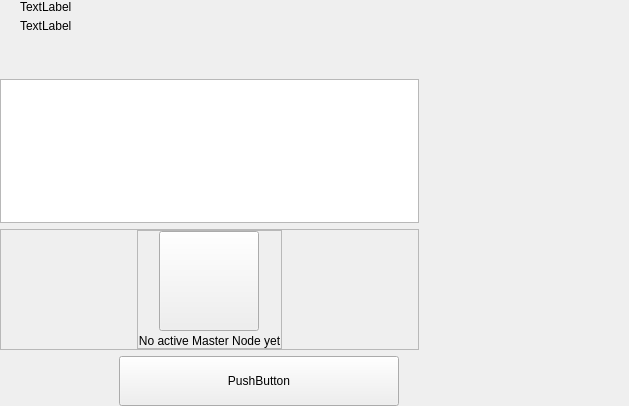
Before: the Qt Designer form src/qt/pny/forms/masternodeswidget.ui in decenomy/PNY, drawn with Qt 5.
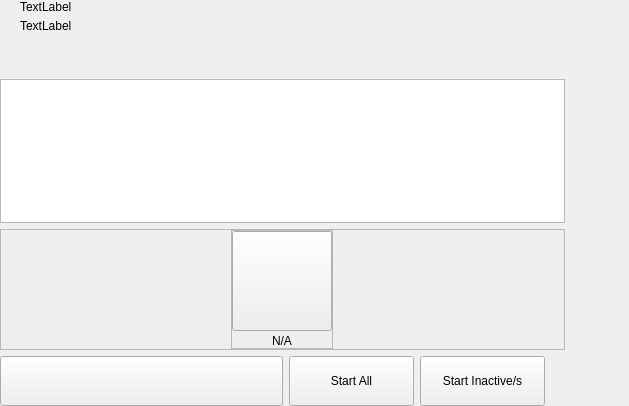
After: the same form once the commit is applied. Custom widgets are drawn as their Qt base class.

What changed in the file:
```diff
--- a/src/qt/pny/forms/masternodeswidget.ui
+++ b/src/qt/pny/forms/masternodeswidget.ui
@@ -223,7 +223,7 @@
                  <string notr="true"/>
                 </property>
                 <property name="text">
-                 <string>No active Master Node yet</string>
+                 <string>N/A</string>
                 </property>
                 <property name="alignment">
                  <set>Qt::AlignCenter</set>
@@ -261,18 +261,44 @@
            <widget class="QPushButton" name="pushButtonSave">
             <property name="minimumSize">
              <size>
-              <width>280</width>
+              <width>283</width>
               <height>50</height>
              </size>
             </property>
             <property name="maximumSize">
              <size>
-              <width>280</width>
+              <width>283</width>
               <height>50</height>
              </size>
             </property>
             <property name="text">
-             <string>PushButton</string>
+             <string/>
+            </property>
+           </widget>
+          </item>
+          <item>
+           <widget class="QPushButton" name="pushButtonStartAll">
+            <property name="minimumSize">
+             <size>
+              <width>125</width>
+              <height>50</height>
+             </size>
+            </property>
+            <property name="text">
+             <string>Start All</string>
+            </property>
+           </widget>
+          </item>
+          <item>
+           <widget class="QPushButton" name="pushButtonStartMissing">
+            <property name="minimumSize">
+             <size>
+              <width>125</width>
+              <height>50</height>
+             </size>
+            </property>
+            <property name="text">
+             <string>Start Inactive/s</string>
             </property>
            </widget>
           </item>
```
Left out of the diff: 6 changed lines with no effect on the pictures.
